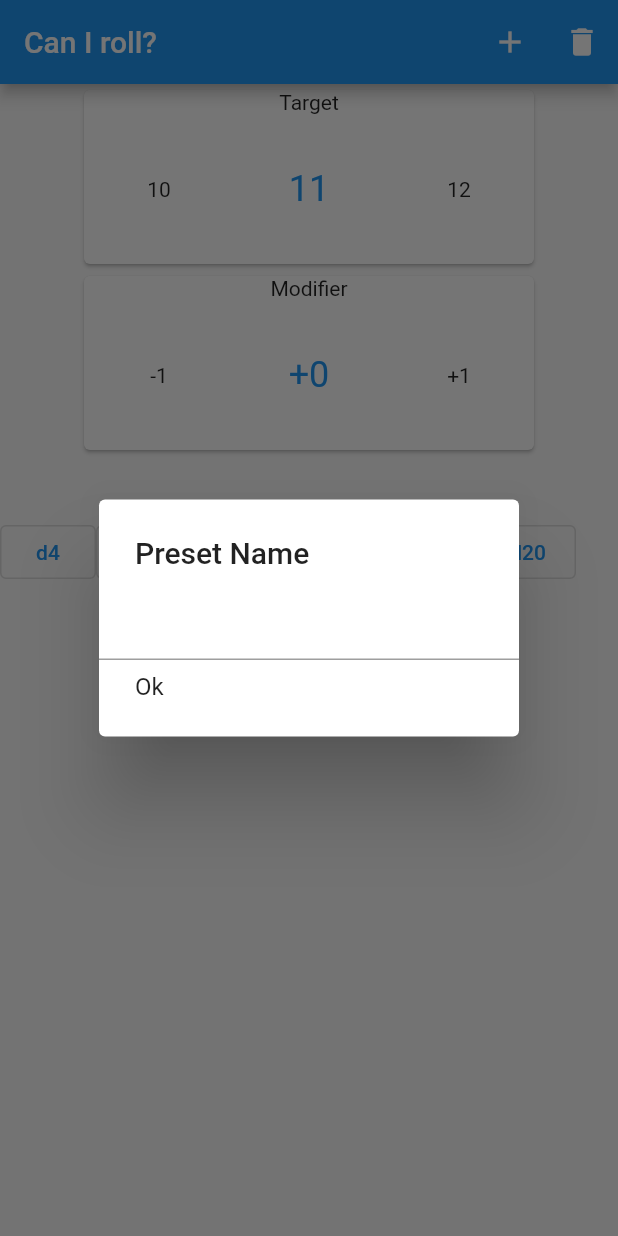
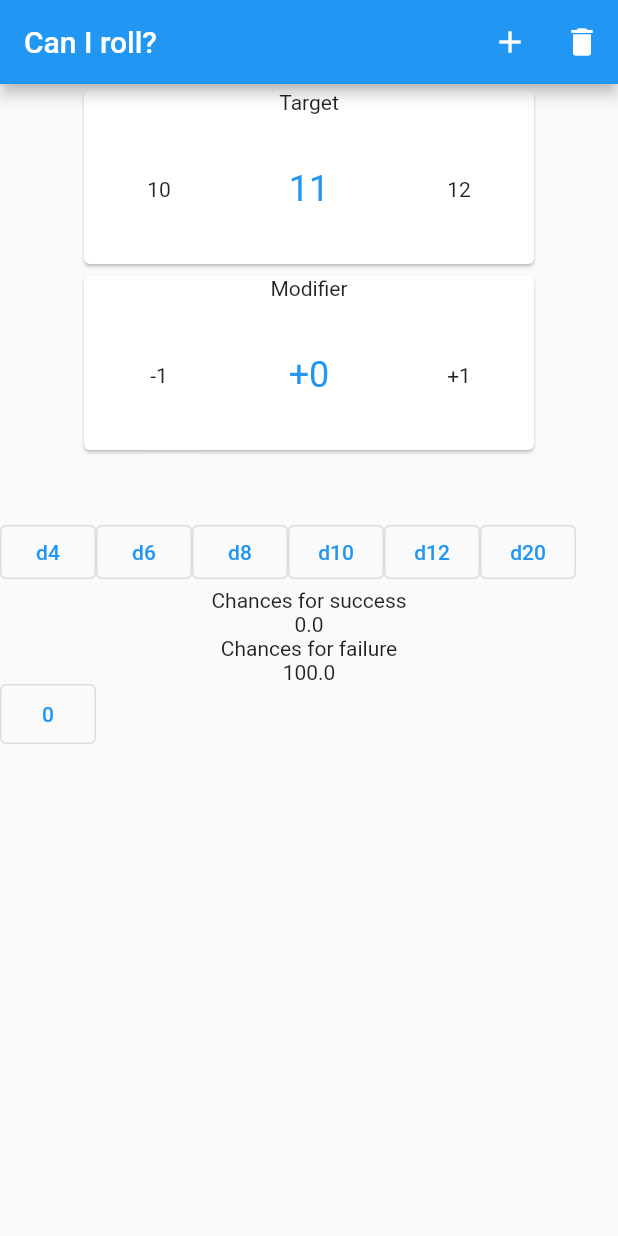
Before and after one commit to enrico-kaack/CanIRoll, a Flutter app: the screen it shows after launch, after a tap on the "add" icon, on a phone screen of 412 x 824 dp. Run offline on Flutter 3.47's test engine with Material 2 defaults, Android fonts, the phone set to English and light mode, and no system bars; drawn by our look-alikes of numberpicker.

Commit message:
Names unchangable now

```diff
--- a/lib/main.dart
+++ b/lib/main.dart
@@ -41,24 +41,11 @@ class HomePage extends StatelessWidget {
         actions: [
           IconButton(
               onPressed: () => {
-                showDialog(context: context, builder: (_) =>
-                    SimpleDialog(
-                      title: Text("Preset Name"),
-                      children: [
-                        TextField(
-                          onSubmitted: (value) {Provider.of<StateModel>(context, listen: false).addPreset(value);},
-                          controller: null,
-                        ),
-                        SimpleDialogOption(
-                          onPressed: () => {Navigator.pop(_)},
-                          child: const Text("Ok"),
-                        )
-                      ],
-                    ),
-                ),
+                Provider.of<StateModel>(context, listen: false).setPreset(),
+                Provider.of<StateModel>(context, listen: false).addPreset(),
               },
-                  icon: Icon(Icons.add)
-                ),
+              icon: Icon(Icons.add)
+          ),
           IconButton(
             onPressed: () =>
                 Provider.of<StateModel>(context, listen: false).reset(),
@@ -79,6 +66,7 @@ class HomePage extends StatelessWidget {
             presets.add(OutlinedButton(
                 onPressed: () =>
                 {
+                  model.reset(),
                   model.setModifier(p.modifier),
                     for (var e in p.dices) {
                       model.addDice(e),
--- a/lib/state.dart
+++ b/lib/state.dart
@@ -84,8 +84,13 @@ class StateModel extends ChangeNotifier {
     refreshSuccessRate();
   }
 
-  void setPreset(String presetName){
-    _presetName = presetName;
+  void setPreset(){
+    String defaultName = "";
+    for (var d in dices) {
+      defaultName = "${defaultName}d${d.value}+";
+    }
+    defaultName = "$defaultName${modifier}";
+    _presetName = defaultName;
     notifyListeners();
   }
 
@@ -106,13 +111,13 @@ class StateModel extends ChangeNotifier {
 
 
 
-  void addPreset(String name){
+  void addPreset(){
     List<int> values = [];
     for (var d in dices) {
       values.add(d.value);
     }
 
-    _presets.add(Preset(name, modifier, values));
+    _presets.add(Preset(presetName, modifier, values));
     notifyListeners();
   }
 
```
